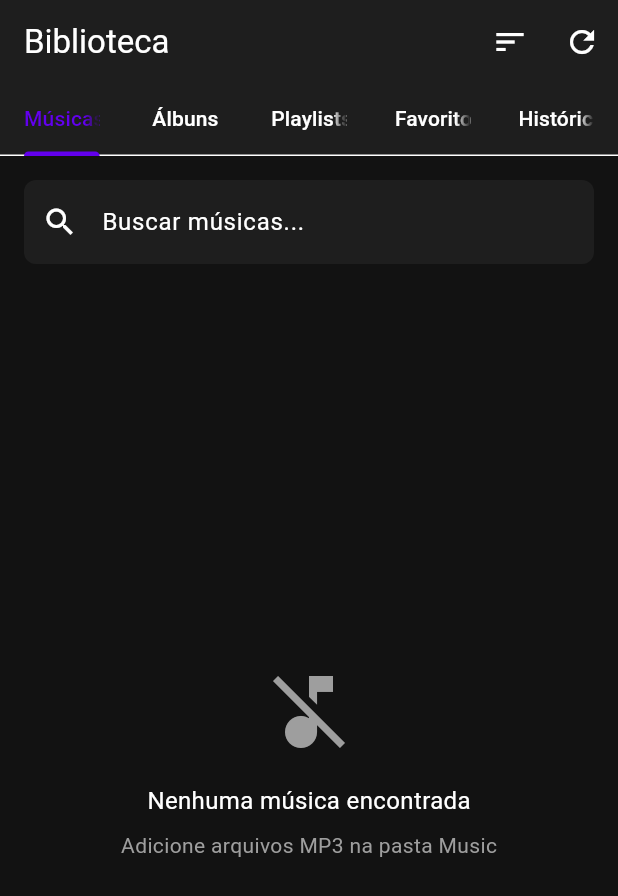
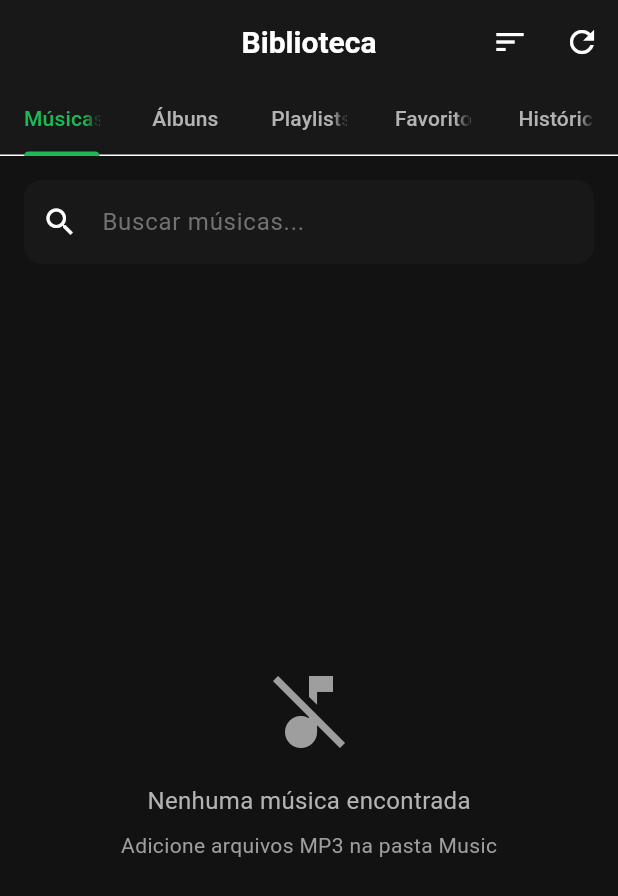
Before and after one commit to PedroVictorxD/Sonioteca, a Flutter app: the screen it shows after launch, on a phone screen of 412 x 824 dp. Shown: the top 896 px of the screen. Run offline on Flutter 3.47's test engine with Material 3 defaults, Android fonts, the phone set to English and light mode, and no system bars; our stand-ins replace just_audio, permission_handler; missing offline and left inert: audiotags.

Commit message:
feat: Modernize UI with Spotify-like theme

```diff
--- a/lib/presentation/theme/app_theme.dart
+++ b/lib/presentation/theme/app_theme.dart
@@ -1,13 +1,27 @@
 import 'package:flutter/material.dart';
 
 class AppColors {
-  static const Color primary = Color(0xFF6200EE);
-  static const Color secondary = Color(0xFF03DAC6);
+  static const Color primary = Color(0xFF1DB954);
+  static const Color secondary = Color(0xFF1ED760);
   static const Color background = Color(0xFF121212);
-  static const Color surface = Color(0xFF1E1E1E);
+  static const Color surface = Color(0xFF181818);
+  static const Color surfaceVariant = Color(0xFF282828);
   static const Color onPrimary = Colors.white;
   static const Color onSurface = Colors.white;
   static const Color error = Color(0xFFCF6679);
+
+  static const List<Color> primaryGradient = [Color(0xFF1DB954), Color(0xFF1ED760)];
+  static const List<Color> accentGradient = [Color(0xFF4FC3F7), Color(0xFF29B6F6)];
+
+  static const Color textPrimary = Color(0xFFFFFFFF);
+  static const Color textSecondary = Color(0xFFB3B3B3);
+  static const Color textTertiary = Color(0xFF727272);
+
+  static const Color cardGradientStart = Color(0xFF2A2A2A);
+  static const Color cardGradientEnd = Color(0xFF1A1A1A);
+
+  static const Color shimmerBase = Color(0xFF2A2A2A);
+  static const Color shimmerHighlight = Color(0xFF3A3A3A);
 }
 
 class AppTheme {
@@ -20,14 +34,117 @@ class AppTheme {
         secondary: AppColors.secondary,
         surface: AppColors.surface,
         error: AppColors.error,
+        onPrimary: AppColors.onPrimary,
+        onSurface: AppColors.onSurface,
       ),
       scaffoldBackgroundColor: AppColors.background,
       appBarTheme: const AppBarTheme(
         backgroundColor: AppColors.surface,
         elevation: 0,
+        centerTitle: true,
+        titleTextStyle: TextStyle(
+          color: AppColors.textPrimary,
+          fontSize: 20,
+          fontWeight: FontWeight.w600,
+        ),
+        iconTheme: IconThemeData(color: AppColors.textPrimary),
       ),
-      cardTheme: const CardThemeData(
+      cardTheme: CardThemeData(
         color: AppColors.surface,
+        elevation: 0,
+        shape: RoundedRectangleBorder(
+          borderRadius: BorderRadius.circular(16),
+        ),
+      ),
+      bottomNavigationBarTheme: const BottomNavigationBarThemeData(
+        backgroundColor: AppColors.surface,
+        selectedItemColor: AppColors.primary,
+        unselectedItemColor: AppColors.textSecondary,
+        type: BottomNavigationBarType.fixed,
+        elevation: 8,
+      ),
+      tabBarTheme: TabBarThemeData(
+        labelColor: AppColors.primary,
+        unselectedLabelColor: AppColors.textSecondary,
+        indicatorColor: AppColors.primary,
+      ),
+      iconTheme: const IconThemeData(color: AppColors.textPrimary),
+      textTheme: const TextTheme(
+        headlineLarge: TextStyle(
+          color: AppColors.textPrimary,
+          fontSize: 32,
+          fontWeight: FontWeight.bold,
+        ),
+        headlineMedium: TextStyle(
+          color: AppColors.textPrimary,
+          fontSize: 24,
+          fontWeight: FontWeight.w600,
+        ),
+        titleLarge: TextStyle(
+          color: AppColors.textPrimary,
+          fontSize: 20,
+          fontWeight: FontWeight.w600,
+        ),
+        titleMedium: TextStyle(
+          color: AppColors.textPrimary,
+          fontSize: 16,
+          fontWeight: FontWeight.w500,
+        ),
+        bodyLarge: TextStyle(
+          color: AppColors.textPrimary,
+          fontSize: 16,
+        ),
+        bodyMedium: TextStyle(
+          color: AppColors.textSecondary,
+          fontSize: 14,
+        ),
+        bodySmall: TextStyle(
+          color: AppColors.textTertiary,
+          fontSize: 12,
+        ),
+      ),
+      inputDecorationTheme: InputDecorationTheme(
+        filled: true,
+        fillColor: AppColors.surfaceVariant,
+        border: OutlineInputBorder(
+          borderRadius: BorderRadius.circular(12),
+          borderSide: BorderSide.none,
+        ),
+        enabledBorder: OutlineInputBorder(
+          borderRadius: BorderRadius.circular(12),
+          borderSide: BorderSide.none,
+        ),
+        focusedBorder: OutlineInputBorder(
+          borderRadius: BorderRadius.circular(12),
+          borderSide: const BorderSide(color: AppColors.primary, width: 2),
+        ),
+        hintStyle: const TextStyle(color: AppColors.textTertiary),
+      ),
+      sliderTheme: SliderThemeData(
+        activeTrackColor: AppColors.primary,
+        inactiveTrackColor: AppColors.surfaceVariant,
+        thumbColor: AppColors.primary,
+        overlayColor: AppColors.primary.withOpacity(0.2),
+        trackHeight: 4,
+      ),
+      floatingActionButtonTheme: const FloatingActionButtonThemeData(
+        backgroundColor: AppColors.primary,
+        foregroundColor: Colors.white,
+        elevation: 4,
+      ),
+      snackBarTheme: SnackBarThemeData(
+        backgroundColor: AppColors.surfaceVariant,
+        contentTextStyle: const TextStyle(color: AppColors.textPrimary),
+        behavior: SnackBarBehavior.floating,
+        shape: RoundedRectangleBorder(
+          borderRadius: BorderRadius.circular(8),
+        ),
+      ),
+      dialogTheme: DialogThemeData(
+        backgroundColor: AppColors.surface,
+        shape: RoundedRectangleBorder(
+          borderRadius: BorderRadius.circular(20),
+        ),
       ),
     );
   }
```
Also changed, not shown: 1 other file.
